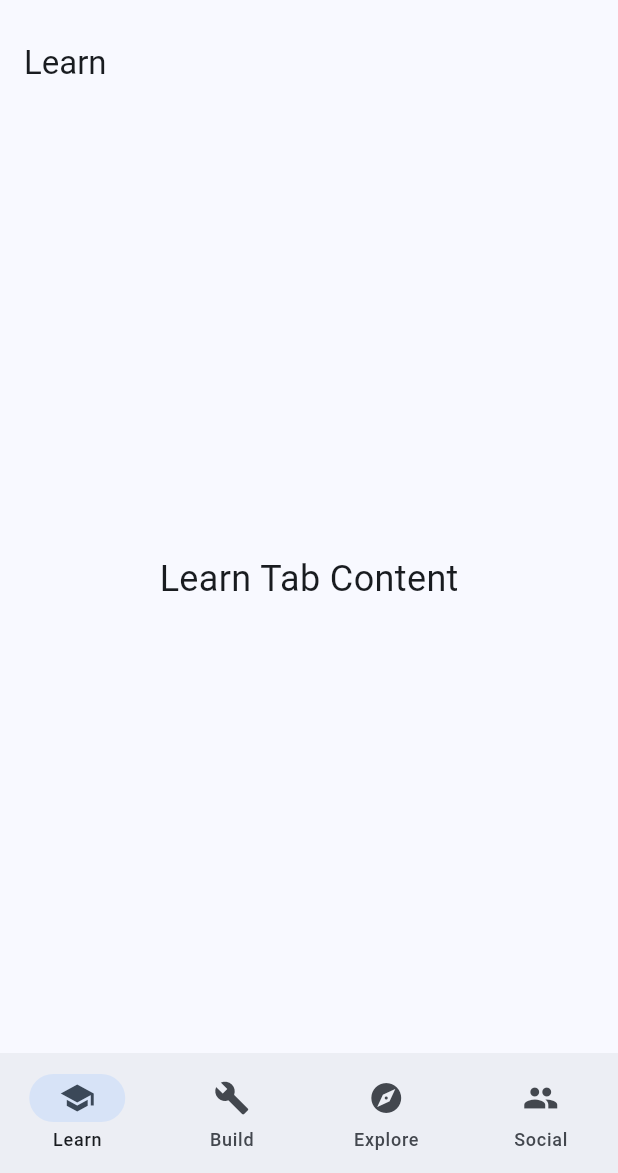
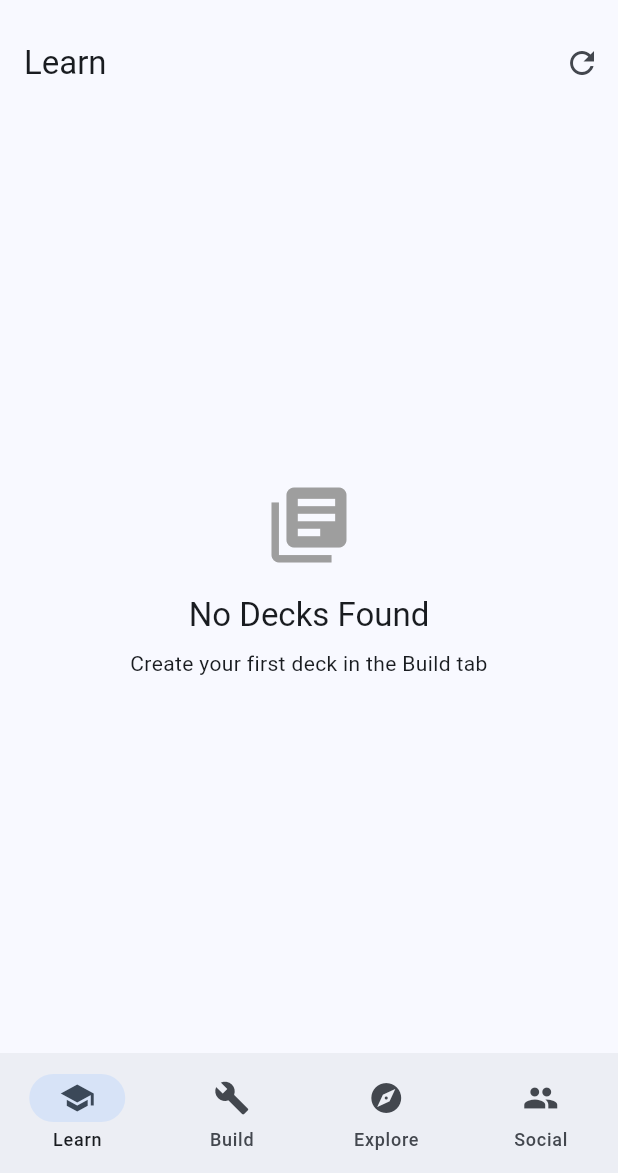
Before and after one commit to hellobridges/hey_modo_noboiler, a Flutter app: the MainScreen screen opened directly, on a phone screen of 412 x 824 dp, the part 63-1236 px from its top. Run offline on Flutter 3.47's test engine with Material 3 defaults, Android fonts, the phone set to English and light mode, and no system bars; our stand-ins replace flutter_dotenv, flutter_riverpod, freezed_annotation, riverpod_annotation, supabase_flutter; accounts and stored records are empty; generated files the repository leaves out were written again.

Commit message:
Migrate to Riverpod, add deck creation functionality

```diff
--- a/client/lib/src/app.dart
+++ b/client/lib/src/app.dart
@@ -1,14 +1,17 @@
 import 'package:flutter/material.dart';
+import 'package:flutter_riverpod/flutter_riverpod.dart';
 import 'views/main_screen.dart';
 import 'views/auth/login.dart';
-import 'views/auth/auth_service.dart';
+import 'providers/auth_provider.dart';
 
 /// The root widget of the application.
-class App extends StatelessWidget {
+class App extends ConsumerWidget {
   const App({super.key});
 
   @override
-  Widget build(BuildContext context) {
+  Widget build(BuildContext context, WidgetRef ref) {
+    final isAuthenticated = ref.watch(authStateProvider);
+
     return MaterialApp(
       title: 'Hey Modo',
       debugShowCheckedModeBanner: false,
@@ -24,7 +27,7 @@ class App extends StatelessWidget {
         useMaterial3: true,
       ),
       themeMode: ThemeMode.system,
-      home: AuthService().isAuthenticated ? const MainScreen() : const LoginScreen(),
+      home: isAuthenticated ? const MainScreen() : const LoginScreen(),
     );
   }
 }
--- /dev/null
+++ b/client/lib/src/models/deck.dart
@@ -0,0 +1,23 @@
+import 'package:freezed_annotation/freezed_annotation.dart';
+import 'package:flutter/foundation.dart';
+
+part 'deck.freezed.dart';
+part 'deck.g.dart';
+
+/// Deck model representing a collection of flashcards
+@freezed
+class Deck with _$Deck {
+  const factory Deck({
+    required String id,
+    required String userId,
+    required String title,
+    required String description,
+    @JsonKey(name: 'created_at') required DateTime createdAt,
+    @JsonKey(name: 'metadata') required Map<String, dynamic> metadata,
+    @JsonKey(name: 'parent_deck_id') String? parentDeckId,
+    @Default([]) List<String> cardIds,
+    @Default([]) List<String> tagIds,
+  }) = _Deck;
+
+  factory Deck.fromJson(Map<String, dynamic> json) => _$DeckFromJson(json);
+}
--- a/client/lib/src/views/main_screen.dart
+++ b/client/lib/src/views/main_screen.dart
@@ -1,20 +1,21 @@
 import 'package:flutter/material.dart';
+import 'package:flutter_riverpod/flutter_riverpod.dart';
 import 'tabs/learn/learn_tab.dart';
 import 'tabs/build/build_tab.dart';
 import 'tabs/explore/explore_tab.dart';
 import 'tabs/social/social_tab.dart';
-import 'auth/auth_service.dart';
 import 'auth/login.dart';
+import '../providers/auth_provider.dart';
 
 /// The main screen of the application with bottom navigation.
-class MainScreen extends StatefulWidget {
+class MainScreen extends ConsumerStatefulWidget {
   const MainScreen({super.key});
 
   @override
-  State<MainScreen> createState() => _MainScreenState();
+  ConsumerState<MainScreen> createState() => _MainScreenState();
 }
 
-class _MainScreenState extends State<MainScreen> {
+class _MainScreenState extends ConsumerState<MainScreen> {
   int _currentIndex = 0;
 
   final List<Widget> _tabs = const [
@@ -26,7 +27,9 @@ class _MainScreenState extends State<MainScreen> {
 
   Future<void> _signOut() async {
     try {
-      await AuthService().signOut();
+      final authService = ref.read(authServiceProvider);
+      await authService.signOut();
+
       if (mounted) {
         Navigator.of(context).pushReplacement(
           MaterialPageRoute(builder: (context) => const LoginScreen()),
@@ -44,6 +47,9 @@ class _MainScreenState extends State<MainScreen> {
 
   @override
   Widget build(BuildContext context) {
+    // Listen to auth state changes
+    ref.watch(authStateListenerProvider);
+
     return Scaffold(
       appBar: AppBar(
         title: const Text('Hey Modo'),
--- a/client/lib/src/views/tabs/learn/learn_tab.dart
+++ b/client/lib/src/views/tabs/learn/learn_tab.dart
@@ -1,20 +1,123 @@
 import 'package:flutter/material.dart';
+import 'package:flutter_riverpod/flutter_riverpod.dart';
+import '../../../models/deck.dart';
+import '../../../providers/flashcard_providers.dart';
 
 /// The Learn tab of the application.
-class LearnTab extends StatelessWidget {
+class LearnTab extends ConsumerWidget {
   const LearnTab({super.key});
 
   @override
-  Widget build(BuildContext context) {
+  Widget build(BuildContext context, WidgetRef ref) {
+    final decksAsync = ref.watch(userDecksProvider);
+
     return Scaffold(
       appBar: AppBar(
         title: const Text('Learn'),
+        actions: [
+          IconButton(
+            icon: const Icon(Icons.refresh),
+            onPressed: () => ref.refresh(userDecksProvider),
+            tooltip: 'Refresh',
+          ),
+        ],
       ),
-      body: const Center(
-        child: Text(
-          'Learn Tab Content',
-          style: TextStyle(fontSize: 24),
+      body: decksAsync.when(
+        data: (decks) => _buildDecksList(context, decks, ref),
+        loading: () => const Center(child: CircularProgressIndicator()),
+        error: (error, stackTrace) => _buildErrorWidget(context, error, ref),
+      ),
+    );
+  }
+
+  Widget _buildDecksList(BuildContext context, List<Deck> decks, WidgetRef ref) {
+    if (decks.isEmpty) {
+      return Center(
+        child: Column(
+          mainAxisAlignment: MainAxisAlignment.center,
+          children: [
+            const Icon(
+              Icons.library_books,
+              size: 60,
+              color: Colors.grey,
+            ),
+            const SizedBox(height: 16),
+            Text(
+              'No Decks Found',
+              style: Theme.of(context).textTheme.titleLarge,
+            ),
+            const SizedBox(height: 8),
+            const Text(
+              'Create your first deck in the Build tab',
+              textAlign: TextAlign.center,
+            ),
+          ],
         ),
+      );
+    }
+
+    return RefreshIndicator(
+      onRefresh: () async => ref.refresh(userDecksProvider),
+      child: ListView.builder(
+        padding: const EdgeInsets.all(16),
+        itemCount: decks.length,
+        itemBuilder: (context, index) {
+          final deck = decks[index];
+          return Card(
+            margin: const EdgeInsets.only(bottom: 16),
+            child: ListTile(
+              title: Text(deck.title),
+              subtitle: Text(
+                deck.description,
+                maxLines: 2,
+                overflow: TextOverflow.ellipsis,
+              ),
+              trailing: Text(
+                '${deck.cardIds.length} cards',
+                style: Theme.of(context).textTheme.bodySmall,
+              ),
+              onTap: () {
+                // TODO: Navigate to deck detail screen
+              },
+            ),
+          );
+        },
+      ),
+    );
+  }
+
+  Widget _buildErrorWidget(BuildContext context, Object error, WidgetRef ref) {
+    return Center(
+      child: Column(
+        mainAxisAlignment: MainAxisAlignment.center,
+        children: [
+          const Icon(
+            Icons.error_outline,
+            color: Colors.red,
+            size: 60,
+          ),
+          const SizedBox(height: 16),
+          Text(
+            'Error loading decks',
+            style: Theme.of(context).textTheme.titleLarge,
+          ),
+          const SizedBox(height: 8),
+          Padding(
+            padding: const EdgeInsets.symmetric(horizontal: 24),
+            child: SelectableText.rich(
+              TextSpan(
+                text: error.toString(),
+                style: const TextStyle(color: Colors.red),
+              ),
+              textAlign: TextAlign.center,
+            ),
+          ),
+          const SizedBox(height: 16),
+          ElevatedButton(
+            onPressed: () => ref.refresh(userDecksProvider),
+            child: const Text('Try Again'),
+          ),
+        ],
       ),
     );
   }
```
Also changed, not shown: client/lib/main.dart (+7 -1 lines), client/lib/src/models/card.dart (added, +35 -0 lines), client/lib/src/providers/auth_provider.dart (added, +36 -0 lines), client/lib/src/providers/flashcard_providers.dart (added, +47 -0 lines), client/lib/src/services/flashcard_service.dart (added, +281 -0 lines), client/lib/src/views/auth/login.dart (+13 -5 lines), client/lib/src/views/auth/signup.dart (+7 -5 lines), client/pubspec.yaml (+8 -0 lines), client/lib/src/models/card.freezed.dart (added), client/lib/src/models/card.g.dart (added), client/lib/src/models/deck.freezed.dart (added), client/lib/src/models/deck.g.dart (added), client/lib/src/providers/flashcard_providers.g.dart (added), client/pubspec.lock, 7 other files.
